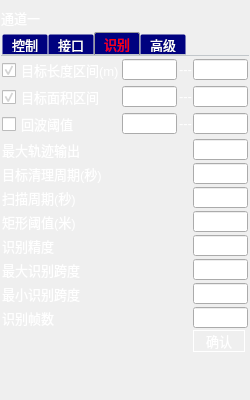
This is src/app/zchxradarui.ui in bnufree/radar as Qt 5 draws it before an edit. The edited form follows.
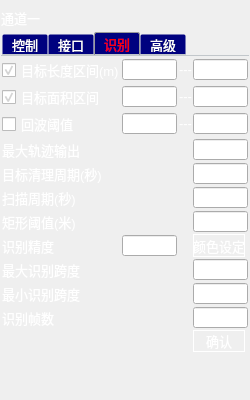
This is the edited form. The open tabs and pages were chosen to show the change.

```diff
--- a/src/app/zchxradarui.ui
+++ b/src/app/zchxradarui.ui
@@ -476,19 +476,6 @@
          </property>
         </widget>
        </item>
-       <item row="8" column="4">
-        <widget class="QSpinBox" name="video_or_count">
-         <property name="buttonSymbols">
-          <enum>QAbstractSpinBox::NoButtons</enum>
-         </property>
-         <property name="minimum">
-          <number>1</number>
-         </property>
-         <property name="maximum">
-          <number>5</number>
-         </property>
-        </widget>
-       </item>
        <item row="3" column="4">
         <widget class="QSpinBox" name="video_amplitude_max">
          <property name="buttonSymbols">
@@ -588,16 +575,6 @@
          </property>
         </widget>
        </item>
-       <item row="8" column="0" colspan="2">
-        <widget class="QLabel" name="label_12">
-         <property name="styleSheet">
-          <string notr="true"/>
-         </property>
-         <property name="text">
-          <string>识别精度</string>
-         </property>
-        </widget>
-       </item>
        <item row="7" column="0" colspan="2">
         <widget class="QLabel" name="label_15">
          <property name="styleSheet">
@@ -751,6 +728,36 @@
          </property>
         </widget>
        </item>
+       <item row="8" column="0">
+        <widget class="QLabel" name="label_12">
+         <property name="styleSheet">
+          <string notr="true"/>
+         </property>
+         <property name="text">
+          <string>识别精度</string>
+         </property>
+        </widget>
+       </item>
+       <item row="8" column="1">
+        <widget class="QSpinBox" name="video_or_count">
+         <property name="buttonSymbols">
+          <enum>QAbstractSpinBox::NoButtons</enum>
+         </property>
+         <property name="minimum">
+          <number>1</number>
+         </property>
+         <property name="maximum">
+          <number>5</number>
+         </property>
+        </widget>
+       </item>
+       <item row="8" column="4">
+        <widget class="QPushButton" name="lap_color_set">
+         <property name="text">
+          <string>颜色设定</string>
+         </property>
+        </widget>
+       </item>
       </layout>
      </widget>
      <widget class="QWidget" name="advance_tab">
```
Left out of the diff: 2 changed lines with no effect on the pictures.
